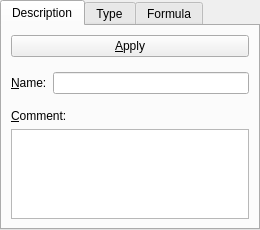
Old version of the form table/controltabs.ui in the repository narunlifescience/AlphaPlot.
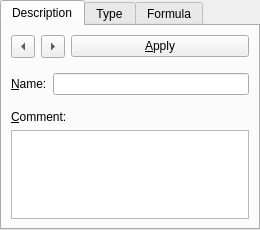
New version of the form.

Commit message: - double clicking a column header in a table now opens the description tab - the table ascii import filter now assigns X and Y as default plot designations - added previous and next column buttons to the description control tab - fixed bug when reordering column using the mouse

Diff of the .ui file:
```diff
--- a/table/controltabs.ui
+++ b/table/controltabs.ui
@@ -60,13 +60,43 @@
       <attribute name="title" >
        <string>Description</string>
       </attribute>
-      <layout class="QVBoxLayout" >
+      <layout class="QVBoxLayout" name="verticalLayout" >
+       <item>
+        <layout class="QHBoxLayout" name="horizontalLayout" >
+         <item>
+          <widget class="QToolButton" name="previous_column_button" >
+           <property name="toolTip" >
+            <string>go to previous column</string>
+           </property>
+           <property name="text" >
+            <string>...</string>
+           </property>
+           <property name="arrowType" >
+            <enum>Qt::LeftArrow</enum>
+           </property>
+          </widget>
+         </item>
+         <item>
+          <widget class="QToolButton" name="next_column_button" >
+           <property name="toolTip" >
+            <string>go to next column</string>
+           </property>
+           <property name="text" >
+            <string>...</string>
+           </property>
+           <property name="arrowType" >
+            <enum>Qt::RightArrow</enum>
+           </property>
+          </widget>
+         </item>
        <item>
         <widget class="QPushButton" name="button_set_description" >
          <property name="text" >
           <string>&amp;Apply</string>
          </property>
         </widget>
+         </item>
+        </layout>
        </item>
        <item>
         <widget class="QWidget" native="1" name="widget" >
```
Lines whose indentation alone changed are shown as unchanged. The commit also changes 4 other files.
